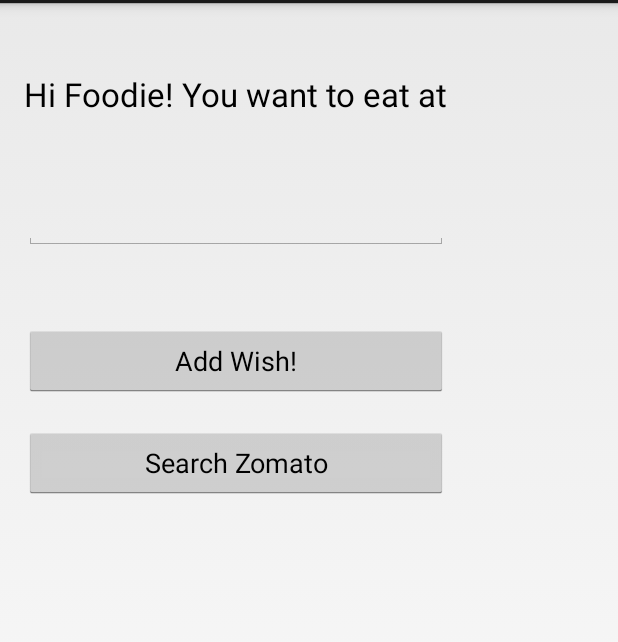
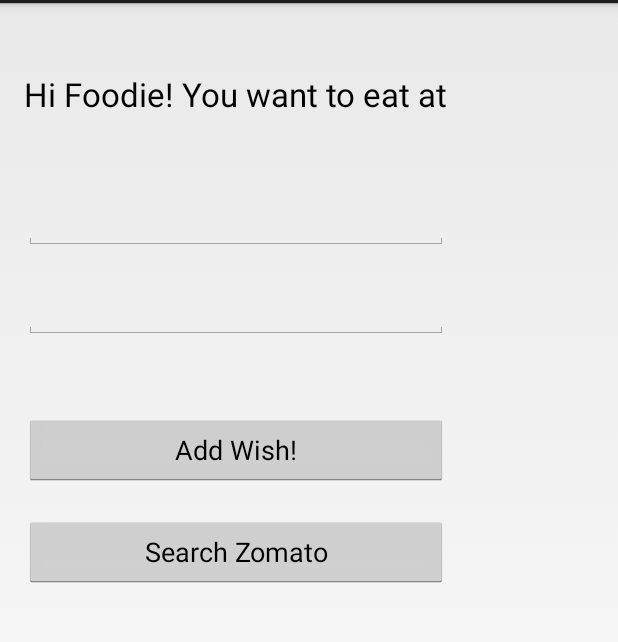
Before and after one commit to sher-locked/Zishlist, an Android app: the screen it shows after launch (MainActivity), on a phone screen of 412 x 824 dp, the part 69-711 px from its top. Run offline under Robolectric (Android 15) with nearby library versions, the phone set to English and light mode, and no system bars.

```diff
--- a/app/src/main/java/neo/com/zishlist/MainActivity.java
+++ b/app/src/main/java/neo/com/zishlist/MainActivity.java
@@ -8,18 +8,28 @@ import android.view.MenuItem;
 import android.view.View;
 import android.widget.EditText;
 
+import java.sql.SQLException;
+
+import neo.com.zishlist.database.RestaurantDAO;
+import neo.com.zishlist.database.RestaurantDO;
+
 
 public class MainActivity extends Activity {
 
-    /* Text Input */
-    private EditText wishText;
+    /* Database Accessor */
+    private RestaurantDAO restaurantDAO;
+
+    // Wish Inputs
+    private EditText nameInput;
+    private EditText placeInput;
 
     @Override
     protected void onCreate(Bundle savedInstanceState) {
         super.onCreate(savedInstanceState);
         setContentView(R.layout.activity_main);
 
-        wishText = (EditText) findViewById(R.id.wishInput);
+        nameInput = (EditText) findViewById(R.id.nameInput);
+        placeInput = (EditText) findViewById(R.id.placeInput);
     }
 
 
@@ -50,7 +60,23 @@ public class MainActivity extends Activity {
      */
     public void addWish(View view) {
 
-        String restaurantName = wishText.getText().toString();
+        String restaurantName = nameInput.getText().toString();
+        String restaurantPlace = placeInput.getText().toString();
+
+        // add to the database
+        RestaurantDO restaurantDO = new RestaurantDO();
+        restaurantDO.setName(restaurantName);
+        restaurantDO.setPlace(restaurantPlace);
+
+        // initialize database and add restaurant
+        restaurantDAO = new RestaurantDAO(this);
+        try {
+            restaurantDAO.open();
+        } catch (SQLException e) {
+            e.printStackTrace();
+        }
+        restaurantDAO.createRestaurant(restaurantDO);
+        restaurantDAO.close();
 
         Intent addWishIntent = new Intent(this, WishListActivity.class);
         addWishIntent.putExtra("RESTAURANT_NAME", restaurantName);
--- a/app/src/main/res/layout/activity_main.xml
+++ b/app/src/main/res/layout/activity_main.xml
@@ -16,11 +16,22 @@
     <EditText
         android:layout_width="wrap_content"
         android:layout_height="wrap_content"
-        android:id="@+id/wishInput"
+        android:id="@+id/nameInput"
         android:layout_below="@+id/welcomeText"
         android:layout_alignRight="@+id/welcomeText"
         android:layout_alignEnd="@+id/welcomeText"
         android:layout_marginTop="50dp"
+        android:layout_alignParentLeft="true"
+        android:layout_alignParentStart="true" />
+
+    <EditText
+        android:layout_width="wrap_content"
+        android:layout_height="wrap_content"
+        android:id="@+id/placeInput"
+        android:layout_below="@+id/nameInput"
+        android:layout_alignRight="@+id/nameInput"
+        android:layout_alignEnd="@+id/nameInput"
+        android:layout_marginTop="20dp"
         android:layout_alignParentLeft="true"
         android:layout_alignParentStart="true" />
 
@@ -30,11 +41,11 @@
         android:text="@string/add_button"
         android:id="@+id/addButton"
         android:onClick="addWish"
-        android:layout_below="@+id/wishInput"
+        android:layout_below="@+id/placeInput"
         android:layout_marginTop="50dp"
         android:layout_centerVertical="true"
-        android:layout_alignRight="@+id/wishInput"
-        android:layout_alignEnd="@+id/wishInput"
+        android:layout_alignRight="@+id/placeInput"
+        android:layout_alignEnd="@+id/placeInput"
         android:layout_alignParentLeft="true"
         android:layout_alignParentStart="true" />
 
```
Also changed, not shown: app/src/main/java/neo/com/zishlist/WishListActivity.java (+21 -7 lines).
